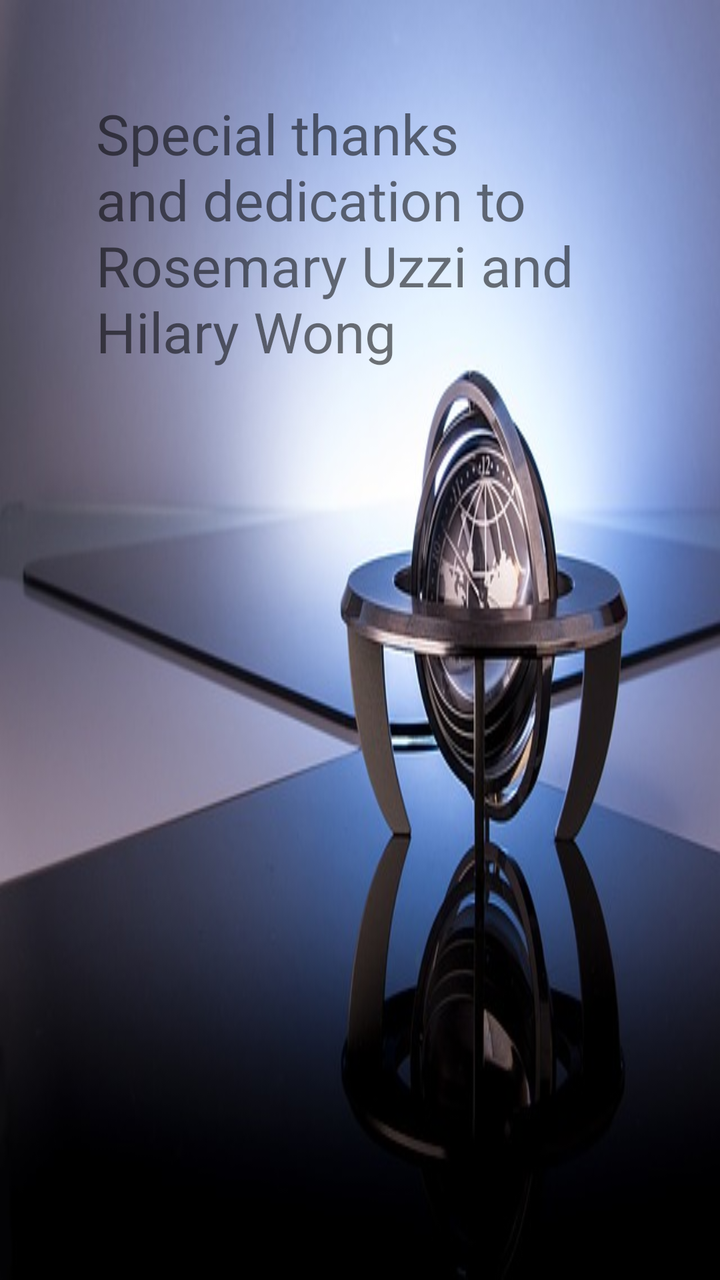
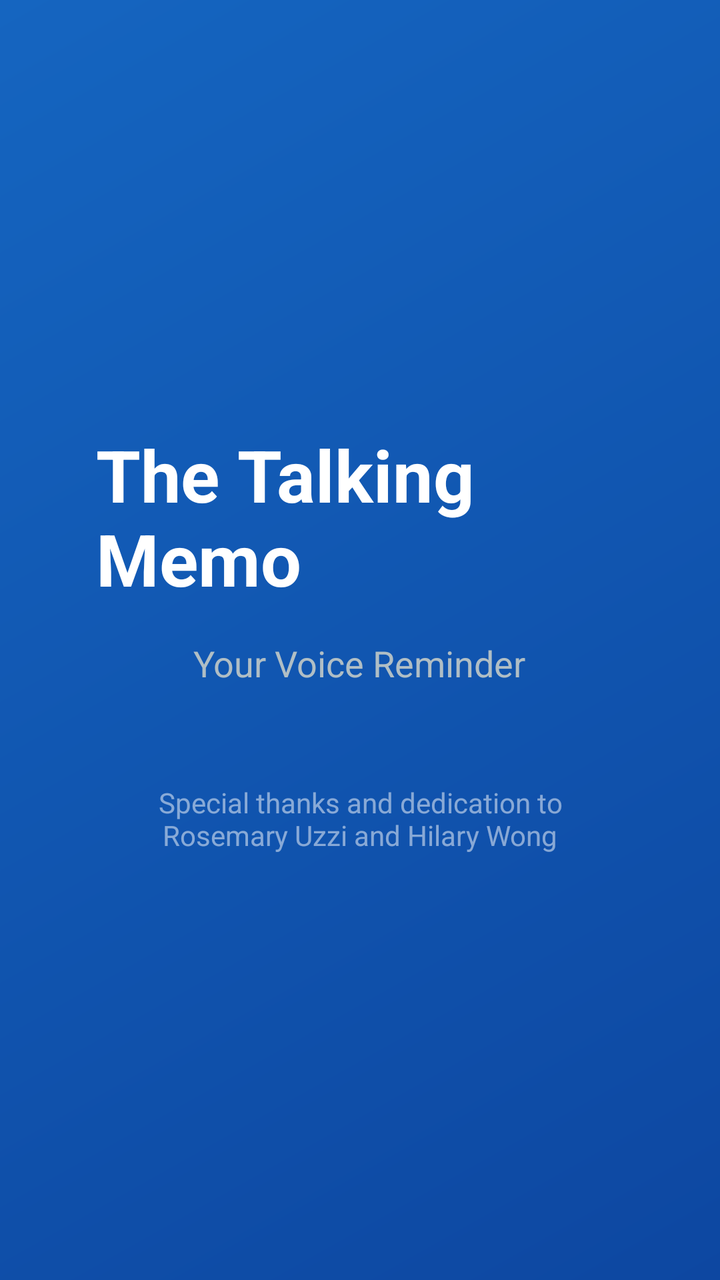

An Android layout rendered at two revisions. The XML below is the earlier revision; the diff shows what the commit changed to produce the second picture.
<!-- AndroidManifest.xml: application theme AppTheme -->
<!-- res/layout/activity_flash.xml -->
<?xml version="1.0" encoding="utf-8"?>

<FrameLayout xmlns:android="http://schemas.android.com/apk/res/android"
    xmlns:tools="http://schemas.android.com/tools"
    android:layout_width="match_parent"
    android:layout_height="match_parent"
    android:padding="48dp"
    android:background="@drawable/bg_watch_flash"
    tools:context=".FlashActivity">

    <TextView
        android:layout_width="wrap_content"
        android:layout_height="wrap_content"
        android:layout_gravity="center|top"
        android:text="Special thanks and dedication to Rosemary Uzzi and Hilary Wong"
        android:textSize="28sp" />

</FrameLayout>
<!-- resources referenced by this layout -->
<resources>
  <!-- drawable bg_watch_flash: jpg bitmap (drawable, 39120 bytes) -->
  <style name="AppTheme" parent="Theme.AppCompat.Light.DarkActionBar">
          
          <item name="colorPrimary">@color/colorPrimary</item>
          <item name="colorPrimaryDark">@color/colorPrimaryDark</item>
          <item name="colorAccent">@color/colorAccent</item>
      </style>
  <color name="colorPrimary">#008577</color>
  <color name="colorPrimaryDark">#00574B</color>
  <color name="colorAccent">#D81B60</color>
</resources>

<!-- the commit's change to res/layout/activity_flash.xml (unified diff, before → after) -->
@@ -4,15 +4,42 @@
     xmlns:tools="http://schemas.android.com/tools"
     android:layout_width="match_parent"
     android:layout_height="match_parent"
-    android:padding="48dp"
-    android:background="@drawable/bg_watch_flash"
+    android:background="@drawable/bg_flash"
     tools:context=".FlashActivity">
 
-    <TextView
+    <LinearLayout
         android:layout_width="wrap_content"
         android:layout_height="wrap_content"
-        android:layout_gravity="center|top"
-        android:text="Special thanks and dedication to Rosemary Uzzi and Hilary Wong"
-        android:textSize="28sp" />
+        android:layout_gravity="center"
+        android:orientation="vertical"
+        android:gravity="center"
+        android:padding="48dp">
+
+        <TextView
+            android:layout_width="wrap_content"
+            android:layout_height="wrap_content"
+            android:text="@string/app_name"
+            android:textSize="36sp"
+            android:textStyle="bold"
+            android:textColor="@color/white"
+            android:paddingBottom="16dp" />
+
+        <TextView
+            android:layout_width="wrap_content"
+            android:layout_height="wrap_content"
+            android:text="Your Voice Reminder"
+            android:textSize="18sp"
+            android:textColor="#B0BEC5"
+            android:paddingBottom="48dp" />
+
+        <TextView
+            android:layout_width="wrap_content"
+            android:layout_height="wrap_content"
+            android:gravity="center"
+            android:text="Special thanks and dedication to Rosemary Uzzi and Hilary Wong"
+            android:textSize="14sp"
+            android:textColor="#80FFFFFF" />
+
+    </LinearLayout>
 
 </FrameLayout>
<!-- resource entries referenced after the edit -->
@@ -1,14 +1,37 @@
 <!-- resources referenced by this layout -->
 <resources>
-  <!-- drawable bg_watch_flash: jpg bitmap (drawable, 39120 bytes) -->
-  <style name="AppTheme" parent="Theme.AppCompat.Light.DarkActionBar">
-          
+  <color name="white">#FFFFFF</color>
+  <!-- drawable bg_flash (drawable) -->
+  <?xml version="1.0" encoding="utf-8"?>
+  <shape xmlns:android="http://schemas.android.com/apk/res/android"
+      android:shape="rectangle">
+      <gradient
+          android:angle="135"
+          android:startColor="@color/gradient_flash_start"
+          android:endColor="@color/gradient_flash_end"
+          android:type="linear" />
+  </shape>
+  <string name="app_name">The Talking Memo</string>
+  <style name="AppTheme" parent="Theme.Material3.Light.NoActionBar">
           <item name="colorPrimary">@color/colorPrimary</item>
-          <item name="colorPrimaryDark">@color/colorPrimaryDark</item>
-          <item name="colorAccent">@color/colorAccent</item>
+          <item name="colorOnPrimary">@color/colorOnPrimary</item>
+          <item name="colorPrimaryContainer">@color/colorSecondaryContainer</item>
+          <item name="colorSecondaryContainer">@color/colorSecondaryContainer</item>
+          <item name="colorSurface">@color/colorSurface</item>
+          <item name="colorOnSurface">@color/colorOnSurface</item>
+          <item name="colorOnSurfaceVariant">@color/colorOnSurfaceVariant</item>
+          <item name="colorOutline">@color/colorOutline</item>
+          <item name="android:statusBarColor">@color/colorPrimaryDark</item>
       </style>
-  <color name="colorPrimary">#008577</color>
-  <color name="colorPrimaryDark">#00574B</color>
-  <color name="colorAccent">#D81B60</color>
+  <color name="gradient_flash_start">#0D47A1</color>
+  <color name="gradient_flash_end">#1565C0</color>
+  <color name="colorPrimary">#1565C0</color>
+  <color name="colorOnPrimary">#FFFFFF</color>
+  <color name="colorSecondaryContainer">#D6E3FF</color>
+  <color name="colorSurface">#FAFAFA</color>
+  <color name="colorOnSurface">#1C1B1F</color>
+  <color name="colorOnSurfaceVariant">#49454F</color>
+  <color name="colorOutline">#CAC4D0</color>
+  <color name="colorPrimaryDark">#0D47A1</color>
 </resources>
 
